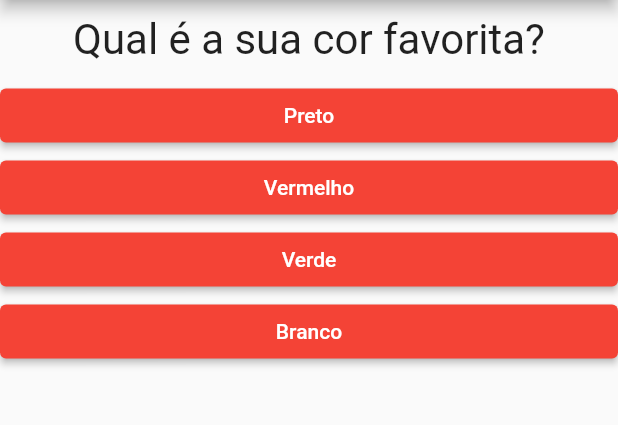
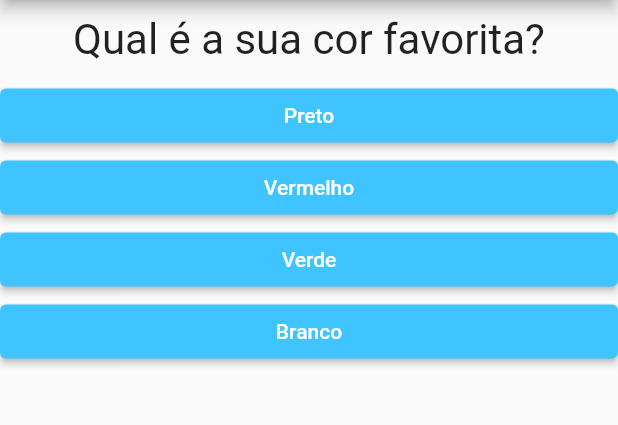
Before and after one commit to murillomtz/quiz-perguntas-flutter, a Flutter app: the screen it shows after launch, on a phone screen of 412 x 824 dp, the part 84-509 px from its top. Run offline on Flutter 3.47's test engine with Material 2 defaults, Android fonts, the phone set to English and light mode, and no system bars.

Commit message:
Auteração de cor

```diff
--- a/lib/resposta.dart
+++ b/lib/resposta.dart
@@ -13,7 +13,7 @@ class Resposta extends StatelessWidget {
       width: double.infinity,
       child: ElevatedButton(
         style: ElevatedButton.styleFrom(
-          primary: Colors.red, // background
+          primary: Colors.lightBlueAccent, // background
           onPrimary: Colors.white, // foreground
         ),
         child: Text("$resposta"),
```
